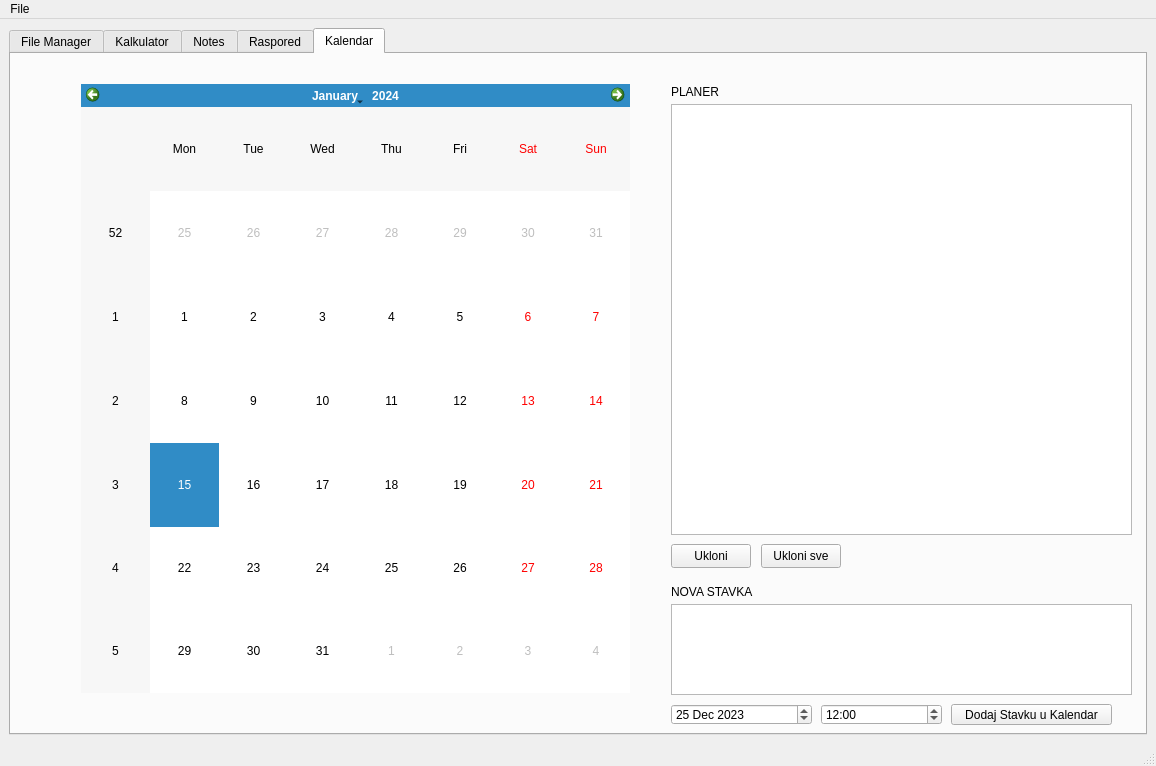
First picture: the form in matfHub/mainwindow.ui, repository milalukic/matfHub, before the edit.
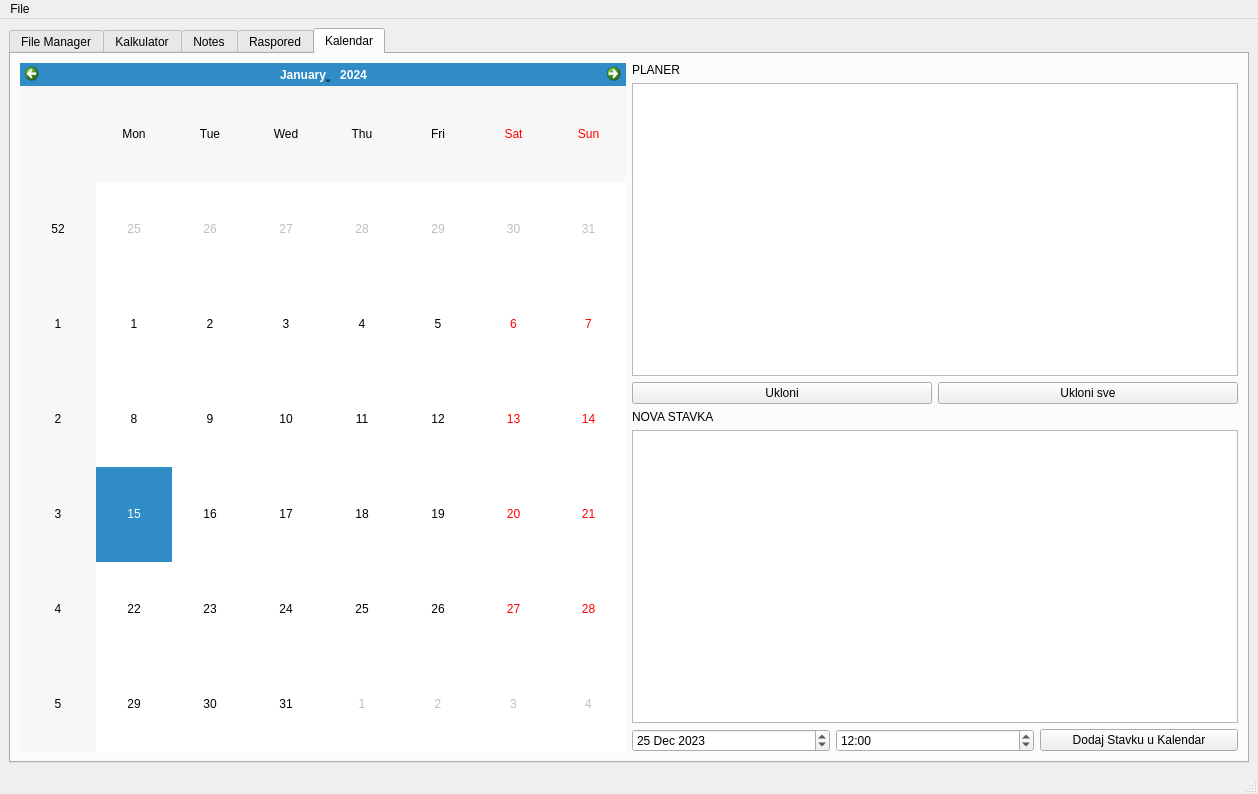
Second picture: the form after the edit. The open tabs and pages were chosen to show the change. Icons and pictures are not drawn. Custom widgets are drawn as their Qt base class.

Commit message: responsive gui on resize fixed

Diff of the .ui file:
```diff
--- a/matfHub/mainwindow.ui
+++ b/matfHub/mainwindow.ui
@@ -6,8 +6,8 @@
    <rect>
     <x>0</x>
     <y>0</y>
-    <width>1156</width>
-    <height>766</height>
+    <width>1258</width>
+    <height>794</height>
    </rect>
   </property>
   <property name="minimumSize">
@@ -2941,28 +2941,72 @@
        <attribute name="title">
         <string>Kalendar</string>
        </attribute>
-       <widget class="QPushButton" name="addToCalendarButton">
-        <property name="geometry">
-         <rect>
-          <x>940</x>
-          <y>650</y>
-          <width>161</width>
-          <height>21</height>
-         </rect>
-        </property>
+       <layout class="QHBoxLayout" name="horizontalLayout_2">
+        <item>
+         <widget class="QCalendarWidget" name="calendarWidget">
+          <property name="sizePolicy">
+           <sizepolicy hsizetype="Preferred" vsizetype="Preferred">
+            <horstretch>0</horstretch>
+            <verstretch>0</verstretch>
+           </sizepolicy>
+          </property>
+         </widget>
+        </item>
+        <item>
+         <layout class="QVBoxLayout" name="planerLayout">
+          <item>
+           <widget class="QLabel" name="planerLabel">
         <property name="text">
-         <string>Dodaj Stavku u Kalendar</string>
-        </property>
-       </widget>
+             <string>PLANER</string>
+            </property>
+           </widget>
+          </item>
+          <item>
+           <widget class="QListWidget" name="listWidget"/>
+          </item>
+          <item>
+           <layout class="QHBoxLayout" name="removeLayout">
+            <item>
+             <widget class="QPushButton" name="removeItemButton">
+              <property name="text">
+               <string>Ukloni</string>
+              </property>
+             </widget>
+            </item>
+            <item>
+             <widget class="QPushButton" name="removeAllButton">
+              <property name="text">
+               <string>Ukloni sve</string>
+              </property>
+             </widget>
+            </item>
+           </layout>
+          </item>
+          <item>
+           <widget class="QLabel" name="newItemLabel">
+            <property name="text">
+             <string>NOVA STAVKA</string>
+            </property>
+           </widget>
+          </item>
+          <item>
+           <widget class="QTextEdit" name="newItemEdit"/>
+          </item>
+          <item>
+           <layout class="QHBoxLayout" name="addLayout">
+            <item>
+             <widget class="QDateEdit" name="dateEdit">
+              <property name="date">
+               <date>
+                <year>2023</year>
+                <month>12</month>
+                <day>25</day>
+               </date>
+              </property>
+             </widget>
+            </item>
+            <item>
        <widget class="QTimeEdit" name="timeEdit">
-        <property name="geometry">
-         <rect>
-          <x>810</x>
-          <y>650</y>
-          <width>121</width>
-          <height>21</height>
-         </rect>
-        </property>
         <property name="displayFormat">
          <string>HH:mm</string>
         </property>
@@ -2974,111 +3018,19 @@
          </time>
         </property>
        </widget>
-       <widget class="QDateEdit" name="dateEdit">
-        <property name="geometry">
-         <rect>
-          <x>660</x>
-          <y>650</y>
-          <width>141</width>
-          <height>21</height>
-         </rect>
-        </property>
-        <property name="date">
-         <date>
-          <year>2023</year>
-          <month>12</month>
-          <day>25</day>
-         </date>
-        </property>
-       </widget>
-       <widget class="QTextEdit" name="newItemEdit">
-        <property name="geometry">
-         <rect>
-          <x>660</x>
-          <y>550</y>
-          <width>461</width>
-          <height>91</height>
-         </rect>
-        </property>
-       </widget>
-       <widget class="QPushButton" name="removeItemButton">
-        <property name="geometry">
-         <rect>
-          <x>660</x>
-          <y>490</y>
-          <width>80</width>
-          <height>24</height>
-         </rect>
-        </property>
+            </item>
+            <item>
+             <widget class="QPushButton" name="addToCalendarButton">
         <property name="text">
-         <string>Ukloni</string>
-        </property>
-       </widget>
-       <widget class="QPushButton" name="removeAllButton">
-        <property name="geometry">
-         <rect>
-          <x>750</x>
-          <y>490</y>
-          <width>80</width>
-          <height>24</height>
-         </rect>
-        </property>
-        <property name="text">
-         <string>Ukloni sve</string>
-        </property>
-       </widget>
-       <widget class="QLabel" name="newItemLabel">
-        <property name="geometry">
-         <rect>
-          <x>660</x>
-          <y>530</y>
-          <width>151</width>
-          <height>16</height>
-         </rect>
-        </property>
-        <property name="text">
-         <string>NOVA STAVKA</string>
-        </property>
-       </widget>
-       <widget class="QListWidget" name="listWidget">
-        <property name="geometry">
-         <rect>
-          <x>660</x>
-          <y>50</y>
-          <width>461</width>
-          <height>431</height>
-         </rect>
-        </property>
-       </widget>
-       <widget class="QLabel" name="planerLabel">
-        <property name="geometry">
-         <rect>
-          <x>660</x>
-          <y>30</y>
-          <width>151</width>
-          <height>16</height>
-         </rect>
-        </property>
-        <property name="text">
-         <string>PLANER</string>
-        </property>
-       </widget>
-       <widget class="QCalendarWidget" name="calendarWidget">
-        <property name="geometry">
-         <rect>
-          <x>70</x>
-          <y>30</y>
-          <width>549</width>
-          <height>609</height>
-         </rect>
-        </property>
-        <property name="sizePolicy">
-         <sizepolicy hsizetype="Preferred" vsizetype="Preferred">
-          <horstretch>0</horstretch>
-          <verstretch>0</verstretch>
-         </sizepolicy>
-        </property>
-       </widget>
+               <string>Dodaj Stavku u Kalendar</string>
+              </property>
+             </widget>
+            </item>
+           </layout>
+          </item>
+         </layout>
+        </item>
+       </layout>
       </widget>
      </widget>
     </item>
@@ -3090,7 +3042,7 @@
     <rect>
      <x>0</x>
      <y>0</y>
-     <width>1156</width>
+     <width>1258</width>
      <height>22</height>
     </rect>
    </property>
```
Left out of the diff: 1915 changed lines with no effect on the pictures. Lines whose indentation alone changed are shown as unchanged.
